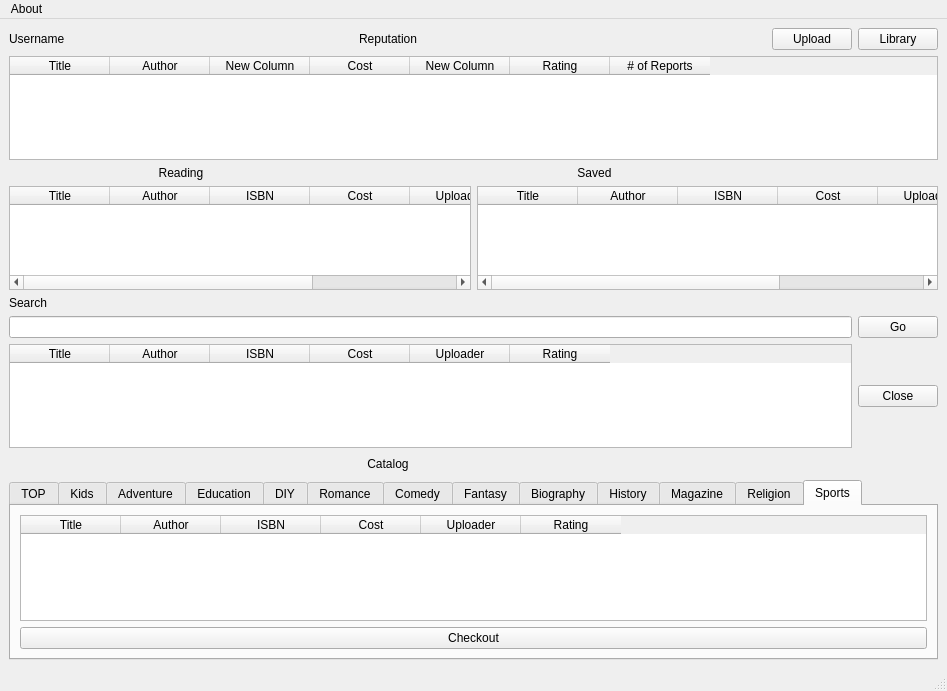
Above: designer/Ui_MainWindowRegistered.ui from psuong/P2PBooks before the change. Below: the same form after it.
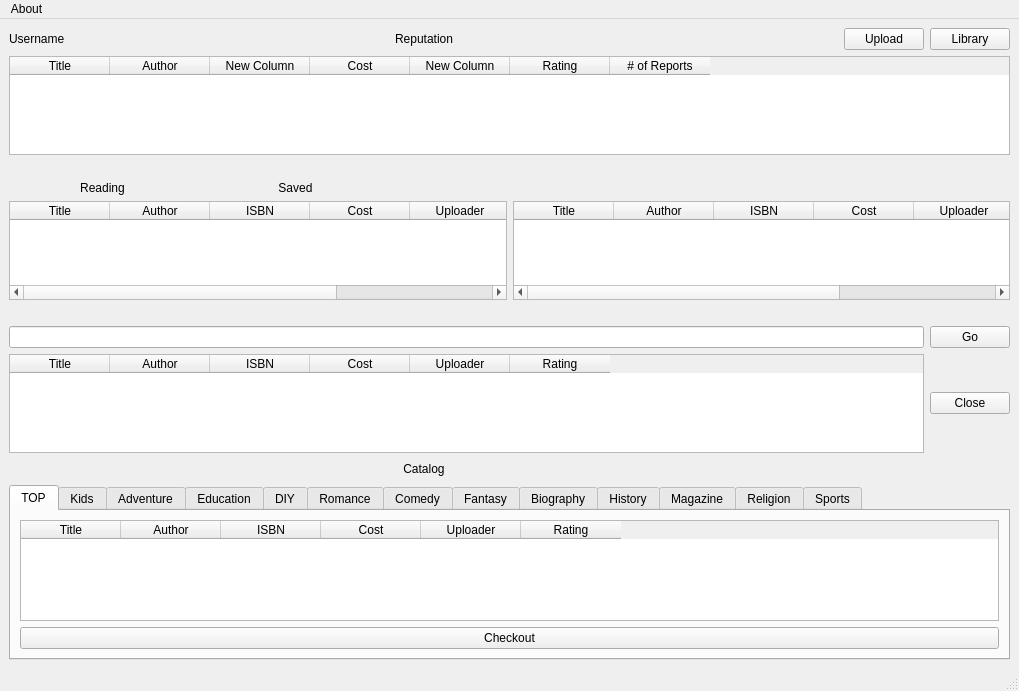
That is the form after the change.

Commit message: Updated MainWindows catalogue checkout buttons

```diff
--- a/designer/Ui_MainWindowRegistered.ui
+++ b/designer/Ui_MainWindowRegistered.ui
@@ -6,7 +6,7 @@
    <rect>
     <x>0</x>
     <y>0</y>
-    <width>947</width>
+    <width>1019</width>
     <height>691</height>
    </rect>
   </property>
@@ -15,15 +15,297 @@
   </property>
   <widget class="QWidget" name="centralwidget">
    <layout class="QGridLayout" name="gridLayout">
-    <item row="8" column="0" colspan="4">
-     <widget class="QLineEdit" name="search_line_edit"/>
+    <item row="0" column="0">
+     <widget class="QLabel" name="username_label">
+      <property name="text">
+       <string>Username</string>
+      </property>
+     </widget>
     </item>
-    <item row="11" column="0" colspan="5">
-     <widget class="QTabWidget" name="tabWidget">
+    <item row="0" column="1">
+     <widget class="QLabel" name="reputation_label">
+      <property name="text">
+       <string>Reputation</string>
+      </property>
+     </widget>
+    </item>
+    <item row="0" column="2">
+     <spacer name="horizontalSpacer_4">
+      <property name="orientation">
+       <enum>Qt::Horizontal</enum>
+      </property>
+      <property name="sizeHint" stdset="0">
+       <size>
+        <width>40</width>
+        <height>20</height>
+       </size>
+      </property>
+     </spacer>
+    </item>
+    <item row="0" column="3">
+     <widget class="QPushButton" name="upload_push_button">
+      <property name="text">
+       <string>Upload</string>
+      </property>
+     </widget>
+    </item>
+    <item row="0" column="4">
+     <widget class="QPushButton" name="library_push_button">
+      <property name="text">
+       <string>Library</string>
+      </property>
+     </widget>
+    </item>
+    <item row="1" column="0" colspan="5">
+     <widget class="QTableWidget" name="library_table_widget">
+      <column>
+       <property name="text">
+        <string>Title</string>
+       </property>
+      </column>
+      <column>
+       <property name="text">
+        <string>Author</string>
+       </property>
+      </column>
+      <column>
+       <property name="text">
+        <string>New Column</string>
+       </property>
+      </column>
+      <column>
+       <property name="text">
+        <string>Cost</string>
+       </property>
+      </column>
+      <column>
+       <property name="text">
+        <string>New Column</string>
+       </property>
+      </column>
+      <column>
+       <property name="text">
+        <string>Rating</string>
+       </property>
+      </column>
+      <column>
+       <property name="text">
+        <string># of Reports</string>
+       </property>
+      </column>
+     </widget>
+    </item>
+    <item row="2" column="0">
+     <spacer name="horizontalSpacer">
+      <property name="orientation">
+       <enum>Qt::Horizontal</enum>
+      </property>
+      <property name="sizeHint" stdset="0">
+       <size>
+        <width>40</width>
+        <height>20</height>
+       </size>
+      </property>
+     </spacer>
+    </item>
+    <item row="3" column="0">
+     <layout class="QHBoxLayout" name="horizontalLayout_2">
+      <item>
+       <widget class="QLabel" name="label_6">
+        <property name="text">
+         <string>Reading</string>
+        </property>
+        <property name="alignment">
+         <set>Qt::AlignCenter</set>
+        </property>
+       </widget>
+      </item>
+      <item>
+       <widget class="QLabel" name="label_7">
+        <property name="text">
+         <string>Saved</string>
+        </property>
+        <property name="alignment">
+         <set>Qt::AlignCenter</set>
+        </property>
+       </widget>
+      </item>
+     </layout>
+    </item>
+    <item row="4" column="0" colspan="5">
+     <layout class="QHBoxLayout" name="horizontalLayout">
+      <item>
+       <widget class="QTableWidget" name="reading_table_widget">
+        <property name="columnCount">
+         <number>6</number>
+        </property>
+        <column>
+         <property name="text">
+          <string>Title</string>
+         </property>
+        </column>
+        <column>
+         <property name="text">
+          <string>Author</string>
+         </property>
+        </column>
+        <column>
+         <property name="text">
+          <string>ISBN</string>
+         </property>
+        </column>
+        <column>
+         <property name="text">
+          <string>Cost</string>
+         </property>
+        </column>
+        <column>
+         <property name="text">
+          <string>Uploader</string>
+         </property>
+        </column>
+        <column>
+         <property name="text">
+          <string>Rating</string>
+         </property>
+        </column>
+       </widget>
+      </item>
+      <item>
+       <widget class="QTableWidget" name="saved_table_widget">
+        <property name="columnCount">
+         <number>6</number>
+        </property>
+        <column>
+         <property name="text">
+          <string>Title</string>
+         </property>
+        </column>
+        <column>
+         <property name="text">
+          <string>Author</string>
+         </property>
+        </column>
+        <column>
+         <property name="text">
+          <string>ISBN</string>
+         </property>
+        </column>
+        <column>
+         <property name="text">
+          <string>Cost</string>
+         </property>
+        </column>
+        <column>
+         <property name="text">
+          <string>Uploader</string>
+         </property>
+        </column>
+        <column>
+         <property name="text">
+          <string>Rating</string>
+         </property>
+        </column>
+       </widget>
+      </item>
+     </layout>
+    </item>
+    <item row="5" column="0">
+     <spacer name="horizontalSpacer_2">
+      <property name="orientation">
+       <enum>Qt::Horizontal</enum>
+      </property>
+      <property name="sizeHint" stdset="0">
+       <size>
+        <width>40</width>
+        <height>20</height>
+       </size>
+      </property>
+     </spacer>
+    </item>
+    <item row="6" column="4">
+     <widget class="QPushButton" name="go_push_button">
+      <property name="text">
+       <string>Go</string>
+      </property>
+     </widget>
+    </item>
+    <item row="7" column="0" colspan="4">
+     <widget class="QTableWidget" name="search_table_widget">
+      <column>
+       <property name="text">
+        <string>Title</string>
+       </property>
+      </column>
+      <column>
+       <property name="text">
+        <string>Author</string>
+       </property>
+      </column>
+      <column>
+       <property name="text">
+        <string>ISBN</string>
+       </property>
+      </column>
+      <column>
+       <property name="text">
+        <string>Cost</string>
+       </property>
+      </column>
+      <column>
+       <property name="text">
+        <string>Uploader</string>
+       </property>
+      </column>
+      <column>
+       <property name="text">
+        <string>Rating</string>
+       </property>
+      </column>
+     </widget>
+    </item>
+    <item row="7" column="4">
+     <widget class="QPushButton" name="close_push_button">
+      <property name="text">
+       <string>Close</string>
+      </property>
+     </widget>
+    </item>
+    <item row="8" column="0">
+     <spacer name="horizontalSpacer_3">
+      <property name="orientation">
+       <enum>Qt::Horizontal</enum>
+      </property>
+      <property name="sizeHint" stdset="0">
+       <size>
+        <width>40</width>
+        <height>20</height>
+       </size>
+      </property>
+     </spacer>
+    </item>
+    <item row="8" column="1">
+     <widget class="QLabel" name="label">
+      <property name="lineWidth">
+       <number>1</number>
+      </property>
+      <property name="text">
+       <string>Catalog</string>
+      </property>
+      <property name="textFormat">
+       <enum>Qt::RichText</enum>
+      </property>
+      <property name="alignment">
+       <set>Qt::AlignCenter</set>
+      </property>
+     </widget>
+    </item>
+    <item row="9" column="0" colspan="5">
+     <widget class="QTabWidget" name="tabWidget_2">
       <property name="currentIndex">
        <number>12</number>
       </property>
-      <widget class="QWidget" name="top_tab">
+      <widget class="QWidget" name="top_tab_3">
        <attribute name="title">
         <string>TOP</string>
        </attribute>
@@ -77,7 +359,7 @@
         </item>
        </layout>
       </widget>
-      <widget class="QWidget" name="kids_tab">
+      <widget class="QWidget" name="kids_tab_3">
        <attribute name="title">
         <string>Kids</string>
        </attribute>
@@ -125,7 +407,7 @@
         </item>
        </layout>
       </widget>
-      <widget class="QWidget" name="adventure_tab">
+      <widget class="QWidget" name="adventure_tab_3">
        <attribute name="title">
         <string>Adventure</string>
        </attribute>
@@ -182,7 +464,7 @@
         </item>
        </layout>
       </widget>
-      <widget class="QWidget" name="education_tab">
+      <widget class="QWidget" name="education_tab_3">
        <attribute name="title">
         <string>Education</string>
        </attribute>
@@ -230,7 +512,7 @@
         </item>
        </layout>
       </widget>
-      <widget class="QWidget" name="diy_tab">
+      <widget class="QWidget" name="diy_tab_3">
        <attribute name="title">
         <string>DIY</string>
        </attribute>
@@ -278,7 +560,7 @@
         </item>
        </layout>
       </widget>
-      <widget class="QWidget" name="romance_tab">
+      <widget class="QWidget" name="romance_tab_3">
        <attribute name="title">
         <string>Romance</string>
        </attribute>
@@ -326,7 +608,7 @@
         </item>
        </layout>
       </widget>
-      <widget class="QWidget" name="comedy_tab">
+      <widget class="QWidget" name="comedy_tab_3">
        <attribute name="title">
         <string>Comedy</string>
        </attribute>
@@ -374,7 +656,7 @@
         </item>
        </layout>
       </widget>
-      <widget class="QWidget" name="fantasy_tab">
+      <widget class="QWidget" name="fantasy_tab_3">
        <attribute name="title">
         <string>Fantasy</string>
        </attribute>
@@ -422,7 +704,7 @@
         </item>
        </layout>
       </widget>
-      <widget class="QWidget" name="biography_tab">
+      <widget class="QWidget" name="biography_tab_3">
        <attribute name="title">
         <string>Biography</string>
        </attribute>
@@ -470,7 +752,7 @@
         </item>
        </layout>
       </widget>
-      <widget class="QWidget" name="history_tab">
+      <widget class="QWidget" name="history_tab_3">
        <attribute name="title">
         <string>History</string>
        </attribute>
@@ -518,7 +800,7 @@
         </item>
        </layout>
       </widget>
-      <widget class="QWidget" name="magazine_tabs">
+      <widget class="QWidget" name="magazine_tabs_3">
        <attribute name="title">
         <string>Magazine</string>
        </attribute>
@@ -566,7 +848,7 @@
         </item>
        </layout>
       </widget>
-      <widget class="QWidget" name="religion_tabs">
+      <widget class="QWidget" name="religion_tabs_3">
        <attribute name="title">
         <string>Religion</string>
        </attribute>
@@ -614,7 +896,7 @@
         </item>
        </layout>
       </widget>
-      <widget class="QWidget" name="sports_tab">
+      <widget class="QWidget" name="sports_tab_3">
        <attribute name="title">
         <string>Sports</string>
        </attribute>
@@ -664,271 +946,8 @@
       </widget>
      </widget>
     </item>
-    <item row="0" column="3">
-     <widget class="QPushButton" name="upload_push_button">
-      <property name="text">
-       <string>Upload</string>
-      </property>
-     </widget>
-    </item>
-    <item row="0" column="4">
-     <widget class="QPushButton" name="library_push_button">
-      <property name="text">
-       <string>Library</string>
-      </property>
-     </widget>
-    </item>
-    <item row="3" column="0">
-     <layout class="QHBoxLayout" name="horizontalLayout_2">
-      <item>
-       <widget class="QLabel" name="label_6">
-        <property name="text">
-         <string>Reading</string>
-        </property>
-        <property name="alignment">
-         <set>Qt::AlignCenter</set>
-        </property>
-       </widget>
-      </item>
-     </layout>
-    </item>
-    <item row="1" column="0" colspan="5">
-     <widget class="QTableWidget" name="library_table_widget">
-      <column>
-       <property name="text">
-        <string>Title</string>
-       </property>
-      </column>
-      <column>
-       <property name="text">
-        <string>Author</string>
-       </property>
-      </column>
-      <column>
-       <property name="text">
-        <string>New Column</string>
-       </property>
-      </column>
-      <column>
-       <property name="text">
-        <string>Cost</string>
-       </property>
-      </column>
-      <column>
-       <property name="text">
-        <string>New Column</string>
-       </property>
-      </column>
-      <column>
-       <property name="text">
-        <string>Rating</string>
-       </property>
-      </column>
-      <column>
-       <property name="text">
-        <string># of Reports</string>
-       </property>
-      </column>
-     </widget>
-    </item>
-    <item row="8" column="4">
-     <widget class="QPushButton" name="go_push_button">
-      <property name="text">
-       <string>Go</string>
-      </property>
-     </widget>
-    </item>
-    <item row="9" column="0" colspan="4">
-     <widget class="QTableWidget" name="search_table_widget">
-      <column>
-       <property name="text">
-        <string>Title</string>
-       </property>
-      </column>
-      <column>
-       <property name="text">
-        <string>Author</string>
-       </property>
-      </column>
-      <column>
-       <property name="text">
-        <string>ISBN</string>
-       </property>
-      </column>
-      <column>
-       <property name="text">
-        <string>Cost</string>
-       </property>
-      </column>
-      <column>
-       <property name="text">
-        <string>Uploader</string>
-       </property>
-      </column>
-      <column>
-       <property name="text">
-        <string>Rating</string>
-       </property>
-      </column>
-     </widget>
-    </item>
-    <item row="9" column="4">
-     <widget class="QPushButton" name="close_push_button">
-      <property name="text">
-       <string>Close</string>
-      </property>
-     </widget>
-    </item>
-    <item row="10" column="0">
-     <spacer name="horizontalSpacer_3">
-      <property name="orientation">
-       <enum>Qt::Horizontal</enum>
-      </property>
-      <property name="sizeHint" stdset="0">
-       <size>
-        <width>40</width>
-        <height>20</height>
-       </size>
-      </property>
-     </spacer>
-    </item>
-    <item row="10" column="1">
-     <widget class="QLabel" name="label">
-      <property name="lineWidth">
-       <number>1</number>
-      </property>
-      <property name="text">
-       <string>Catalog</string>
-      </property>
-      <property name="textFormat">
-       <enum>Qt::RichText</enum>
-      </property>
-      <property name="alignment">
-       <set>Qt::AlignCenter</set>
-      </property>
-     </widget>
-    </item>
-    <item row="4" column="0" colspan="5">
-     <layout class="QHBoxLayout" name="horizontalLayout">
-      <item>
-       <widget class="QTableWidget" name="reading_table_widget">
-        <property name="columnCount">
-         <number>6</number>
-        </property>
-        <column>
-         <property name="text">
-          <string>Title</string>
-         </property>
-        </column>
-        <column>
-         <property name="text">
-          <string>Author</string>
-         </property>
-        </column>
-        <column>
-         <property name="text">
-          <string>ISBN</string>
-         </property>
-        </column>
-        <column>
-         <property name="text">
-          <string>Cost</string>
-         </property>
-        </column>
-        <column>
-         <property name="text">
-          <string>Uploader</string>
-         </property>
-        </column>
-        <column>
-         <property name="text">
-          <string>Rating</string>
-         </property>
-        </column>
-       </widget>
-      </item>
-      <item>
-       <widget class="QTableWidget" name="saved_table_widget">
-        <property name="columnCount">
-         <number>6</number>
-        </property>
-        <column>
-         <property name="text">
-          <string>Title</string>
-         </property>
-        </column>
-        <column>
-         <property name="text">
-          <string>Author</string>
-         </property>
-        </column>
-        <column>
-         <property name="text">
-          <string>ISBN</string>
-         </property>
-        </column>
-        <column>
-         <property name="text">
-          <string>Cost</string>
-         </property>
-        </column>
-        <column>
-         <property name="text">
-          <string>Uploader</string>
-         </property>
-        </column>
-        <column>
-         <property name="text">
-          <string>Rating</string>
-         </property>
-        </column>
-       </widget>
-      </item>
-     </layout>
-    </item>
-    <item row="0" column="1">
-     <widget class="QLabel" name="reputation_label">
-      <property name="text">
-       <string>Reputation</string>
-      </property>
-     </widget>
-    </item>
-    <item row="0" column="0">
-     <widget class="QLabel" name="username_label">
-      <property name="text">
-       <string>Username</string>
-      </property>
-     </widget>
-    </item>
-    <item row="3" column="2">
-     <widget class="QLabel" name="label_7">
-      <property name="text">
-       <string>Saved</string>
-      </property>
-      <property name="alignment">
-       <set>Qt::AlignCenter</set>
-      </property>
-     </widget>
-    </item>
-    <item row="0" column="2">
-     <spacer name="horizontalSpacer_4">
-      <property name="orientation">
-       <enum>Qt::Horizontal</enum>
-      </property>
-      <property name="sizeHint" stdset="0">
-       <size>
-        <width>40</width>
-        <height>20</height>
-       </size>
-      </property>
-     </spacer>
-    </item>
-    <item row="5" column="0">
-     <widget class="QLabel" name="label_2">
-      <property name="text">
-       <string>Search</string>
-      </property>
-     </widget>
+    <item row="6" column="0" colspan="4">
+     <widget class="QLineEdit" name="search_line_edit"/>
     </item>
    </layout>
    <zorder>username_label</zorder>
@@ -952,7 +971,7 @@
     <rect>
      <x>0</x>
      <y>0</y>
-     <width>947</width>
+     <width>1019</width>
      <height>21</height>
     </rect>
    </property>
```
Left out of the diff: 60 changed lines with no effect on the pictures. The commit also changes 3 other files.
